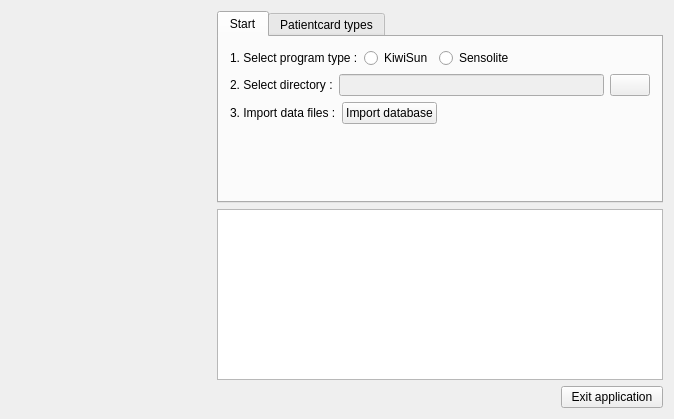
This is dbtool/mainwindow.ui in tbikfalvi/Belenus as Qt 5 draws it before an edit. The edited form follows.
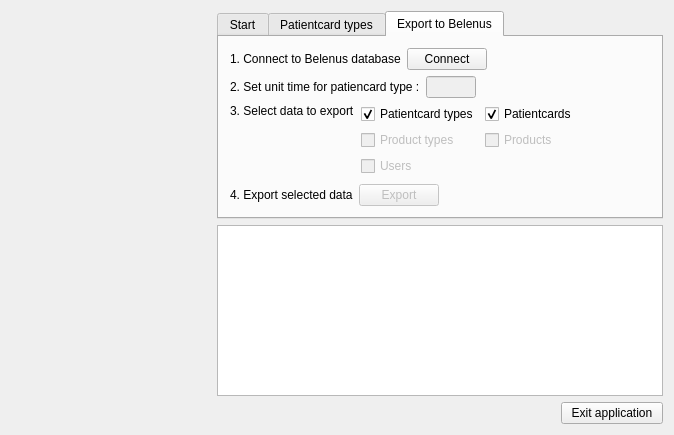
This is the edited form. Icons and pictures are not drawn.

The edit to the form file:
```diff
--- a/dbtool/mainwindow.ui
+++ b/dbtool/mainwindow.ui
@@ -7,7 +7,7 @@
     <x>0</x>
     <y>0</y>
     <width>674</width>
-    <height>419</height>
+    <height>431</height>
    </rect>
   </property>
   <property name="windowTitle">
@@ -45,7 +45,7 @@
       <item>
        <widget class="QTabWidget" name="tabWidget">
         <property name="currentIndex">
-         <number>0</number>
+         <number>2</number>
         </property>
         <widget class="QWidget" name="tabStart">
          <attribute name="title">
@@ -297,6 +297,234 @@
           </item>
          </layout>
         </widget>
+        <widget class="QWidget" name="tabExport">
+         <attribute name="title">
+          <string>Export to Belenus</string>
+         </attribute>
+         <layout class="QVBoxLayout" name="verticalLayout_6">
+          <item>
+           <layout class="QHBoxLayout" name="horizontalLayout_8">
+            <item>
+             <widget class="QLabel" name="lblPExportS1">
+              <property name="text">
+               <string>1. Connect to Belenus database</string>
+              </property>
+             </widget>
+            </item>
+            <item>
+             <widget class="QPushButton" name="pbPExportConnect">
+              <property name="text">
+               <string>Connect</string>
+              </property>
+              <property name="iconSize">
+               <size>
+                <width>20</width>
+                <height>20</height>
+               </size>
+              </property>
+             </widget>
+            </item>
+            <item>
+             <spacer name="horizontalSpacer_4">
+              <property name="orientation">
+               <enum>Qt::Horizontal</enum>
+              </property>
+              <property name="sizeHint" stdset="0">
+               <size>
+                <width>40</width>
+                <height>20</height>
+               </size>
+              </property>
+             </spacer>
+            </item>
+           </layout>
+          </item>
+          <item>
+           <layout class="QHBoxLayout" name="horizontalLayout_10">
+            <item>
+             <widget class="QLabel" name="lblPExportS2">
+              <property name="text">
+               <string>2. Set unit time for patiencard type :</string>
+              </property>
+             </widget>
+            </item>
+            <item>
+             <widget class="QLineEdit" name="ledPExportS2">
+              <property name="enabled">
+               <bool>false</bool>
+              </property>
+              <property name="minimumSize">
+               <size>
+                <width>50</width>
+                <height>0</height>
+               </size>
+              </property>
+              <property name="maximumSize">
+               <size>
+                <width>50</width>
+                <height>16777215</height>
+               </size>
+              </property>
+             </widget>
+            </item>
+            <item>
+             <spacer name="horizontalSpacer_7">
+              <property name="orientation">
+               <enum>Qt::Horizontal</enum>
+              </property>
+              <property name="sizeHint" stdset="0">
+               <size>
+                <width>40</width>
+                <height>20</height>
+               </size>
+              </property>
+             </spacer>
+            </item>
+           </layout>
+          </item>
+          <item>
+           <layout class="QHBoxLayout" name="horizontalLayout_12">
+            <item>
+             <layout class="QVBoxLayout" name="verticalLayout_5">
+              <item>
+               <widget class="QLabel" name="lblPExportS3">
+                <property name="text">
+                 <string>3. Select data to export</string>
+                </property>
+               </widget>
+              </item>
+              <item>
+               <spacer name="verticalSpacer_3">
+                <property name="orientation">
+                 <enum>Qt::Vertical</enum>
+                </property>
+                <property name="sizeHint" stdset="0">
+                 <size>
+                  <width>20</width>
+                  <height>40</height>
+                 </size>
+                </property>
+               </spacer>
+              </item>
+             </layout>
+            </item>
+            <item>
+             <layout class="QGridLayout" name="gridLayout">
+              <item row="0" column="0">
+               <widget class="QCheckBox" name="chkPExportPCT">
+                <property name="text">
+                 <string>Patientcard types</string>
+                </property>
+                <property name="checked">
+                 <bool>true</bool>
+                </property>
+               </widget>
+              </item>
+              <item row="0" column="1">
+               <widget class="QCheckBox" name="chkPExportPC">
+                <property name="text">
+                 <string>Patientcards</string>
+                </property>
+                <property name="checked">
+                 <bool>true</bool>
+                </property>
+               </widget>
+              </item>
+              <item row="1" column="0">
+               <widget class="QCheckBox" name="chkPExportPT">
+                <property name="enabled">
+                 <bool>false</bool>
+                </property>
+                <property name="text">
+                 <string>Product types</string>
+                </property>
+               </widget>
+              </item>
+              <item row="1" column="1">
+               <widget class="QCheckBox" name="chkPExportP">
+                <property name="enabled">
+                 <bool>false</bool>
+                </property>
+                <property name="text">
+                 <string>Products</string>
+                </property>
+               </widget>
+              </item>
+              <item row="2" column="0">
+               <widget class="QCheckBox" name="chkPExportUser">
+                <property name="enabled">
+                 <bool>false</bool>
+                </property>
+                <property name="text">
+                 <string>Users</string>
+                </property>
+               </widget>
+              </item>
+             </layout>
+            </item>
+            <item>
+             <spacer name="horizontalSpacer_8">
+              <property name="orientation">
+               <enum>Qt::Horizontal</enum>
+              </property>
+              <property name="sizeHint" stdset="0">
+               <size>
+                <width>40</width>
+                <height>20</height>
+               </size>
+              </property>
+             </spacer>
+            </item>
+           </layout>
+          </item>
+          <item>
+           <layout class="QHBoxLayout" name="horizontalLayout_9">
+            <item>
+             <widget class="QLabel" name="lblPExportS4">
+              <property name="sizePolicy">
+               <sizepolicy hsizetype="Preferred" vsizetype="Preferred">
+                <horstretch>0</horstretch>
+                <verstretch>0</verstretch>
+               </sizepolicy>
+              </property>
+              <property name="text">
+               <string>4. Export selected data</string>
+              </property>
+             </widget>
+            </item>
+            <item>
+             <widget class="QPushButton" name="pbExportProcess">
+              <property name="enabled">
+               <bool>false</bool>
+              </property>
+              <property name="text">
+               <string>Export</string>
+              </property>
+              <property name="iconSize">
+               <size>
+                <width>20</width>
+                <height>20</height>
+               </size>
+              </property>
+             </widget>
+            </item>
+            <item>
+             <spacer name="horizontalSpacer_6">
+              <property name="orientation">
+               <enum>Qt::Horizontal</enum>
+              </property>
+              <property name="sizeHint" stdset="0">
+               <size>
+                <width>40</width>
+                <height>20</height>
+               </size>
+              </property>
+             </spacer>
+            </item>
+           </layout>
+          </item>
+         </layout>
+        </widget>
        </widget>
       </item>
       <item>
```
